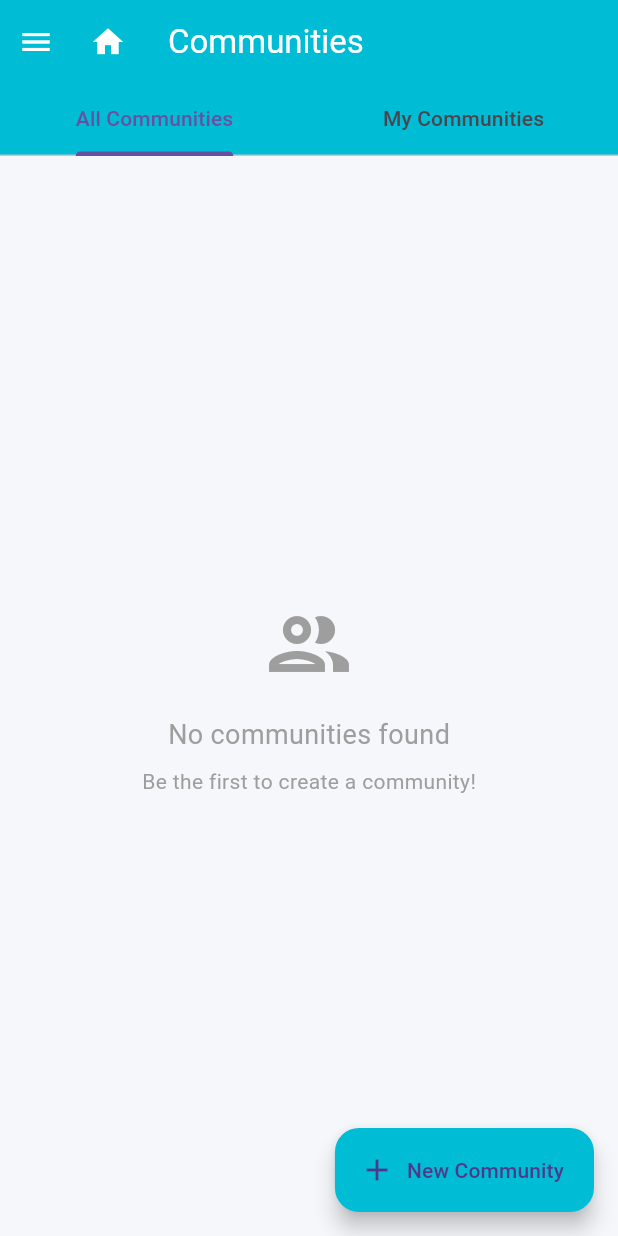
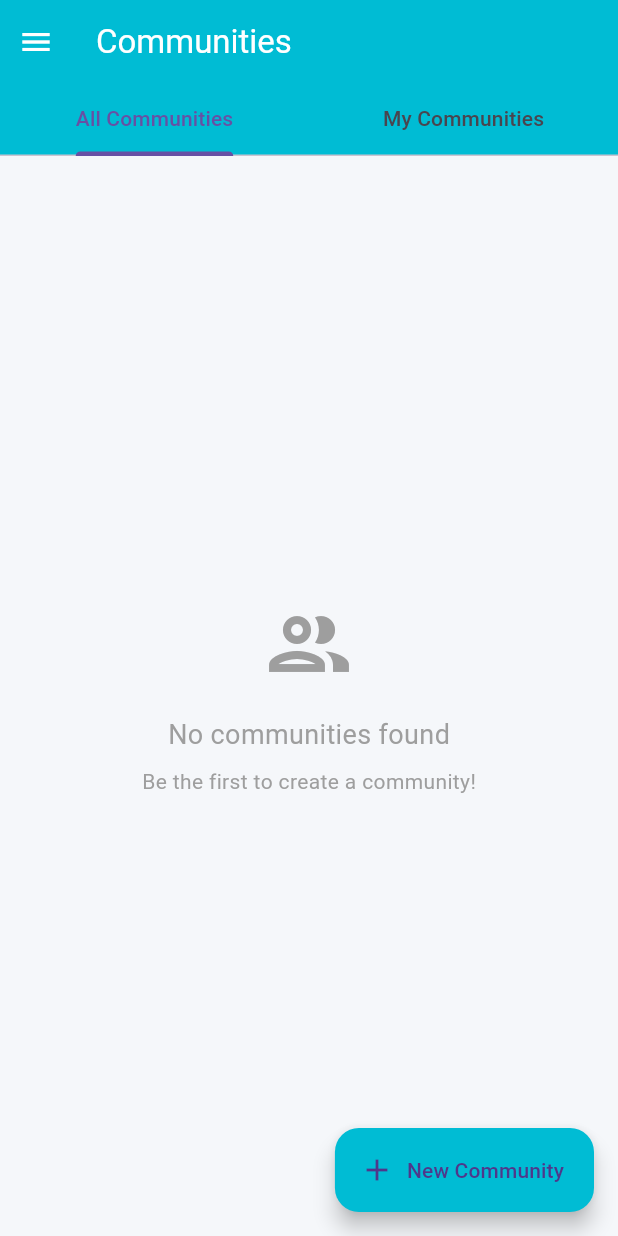
Before and after one commit to NsengaNigel/peer-support_app, a Flutter app: the screen it shows once a user with an empty profile is signed in, item 2 of the bottom bar chosen, after a tap on the "menu" icon, after a tap on "Communities", on a phone screen of 412 x 824 dp. Run offline on Flutter 3.47's test engine with Material 3 defaults, Android fonts, the phone set to English and light mode, and no system bars; our stand-ins replace cloud_firestore, firebase_auth, firebase_core, timeago; accounts and stored records are empty.

Commit message:
This commit shows the codes that were changed to facilitate the use of the hamburger menu across different pages

```diff
--- a/lib/screens/chat/chat_list_screen.dart
+++ b/lib/screens/chat/chat_list_screen.dart
@@ -5,6 +5,7 @@ import '../../services/chat_service.dart';
 import '../../widgets/home_return_arrow.dart';
 import 'chat_screen.dart';
 import 'user_search_screen.dart';
+import '../../navigation/app_drawer.dart';
 
 class ChatListScreen extends StatefulWidget {
   const ChatListScreen({super.key});
@@ -20,10 +21,17 @@ class _ChatListScreenState extends State<ChatListScreen> {
   @override
   Widget build(BuildContext context) {
     return Scaffold(
-      appBar: HomeReturnAppBar(
-        title: 'Chats',
-        backgroundColor: const Color(0xFF26A69A), // Teal color
+      drawer: AppDrawer(),
+      appBar: AppBar(
+        backgroundColor: const Color(0xFF26A69A),
         foregroundColor: Colors.white,
+        leading: Builder(
+          builder: (context) => IconButton(
+            icon: Icon(Icons.menu),
+            onPressed: () => Scaffold.of(context).openDrawer(),
+          ),
+        ),
+        title: const Text('Chats'),
         actions: [
           StreamBuilder<List<ChatConversation>>(
             stream: _chatService.getConversationsStream(),
--- a/lib/screens/communities_screen.dart
+++ b/lib/screens/communities_screen.dart
@@ -310,6 +310,7 @@ class _CommunitiesScreenState extends State<CommunitiesScreen> with SingleTicker
         title: 'Communities',
         backgroundColor: Color(0xFF00BCD4),
         foregroundColor: Colors.white,
+        showHomeButton: false, // Only show hamburger menu
         bottom: TabBar(
           controller: _tabController,
           tabs: const [
--- a/lib/screens/home_screen.dart
+++ b/lib/screens/home_screen.dart
@@ -176,47 +176,7 @@ class _HomeScreenState extends State<HomeScreen> {
 
                   SizedBox(height: 20),
 
-                  // Navigation icons
-                  Padding(
-                    padding: EdgeInsets.symmetric(horizontal: 16),
-                    child: Row(
-                      mainAxisAlignment: MainAxisAlignment.spaceAround,
-                      children: [
-                        _buildNavItem(
-                          icon: Icons.groups,
-                          label: 'Communities',
-                          onTap: () => Navigator.push(
-                            context,
-                            MaterialPageRoute(builder: (context) => CommunitiesScreen()),
-                          ),
-                        ),
-                        _buildNavItem(
-                          icon: Icons.post_add,
-                          label: 'Post',
-                          onTap: () => Navigator.push(
-                            context,
-                            MaterialPageRoute(builder: (context) => CreatePostScreen()),
-                          ),
-                        ),
-                        _buildNavItem(
-                          icon: Icons.chat_bubble_outline,
-                          label: 'Chats',
-                          onTap: () => Navigator.push(
-                            context,
-                            MaterialPageRoute(builder: (context) => ChatListScreen()),
-                          ),
-                        ),
-                        _buildNavItem(
-                          icon: Icons.person,
-                          label: 'Profile',
-                          onTap: () => Navigator.push(
-                            context,
-                            MaterialPageRoute(builder: (context) => ProfileScreen()),
-                          ),
-                        ),
-                      ],
-                    ),
-                  ),
+                  // Navigation icons section removed since it's redundant with bottom navigation
 
                   SizedBox(height: 20),
                 ],
@@ -364,42 +324,6 @@ class _HomeScreenState extends State<HomeScreen> {
     );
   }
 
-  Widget _buildNavItem({
-    required IconData icon,
-    required String label,
-    required VoidCallback onTap,
-  }) {
-    return GestureDetector(
-      onTap: onTap,
-      child: Column(
-        children: [
-          Container(
-            width: 50,
-            height: 50,
-            decoration: BoxDecoration(
-              shape: BoxShape.circle,
-              color: Colors.white.withOpacity(0.2),
-            ),
-            child: Icon(
-              icon,
-              color: Colors.white,
-              size: 24,
-            ),
-          ),
-          SizedBox(height: 8),
-          Text(
-            label,
-            style: TextStyle(
-              color: Colors.white,
-              fontSize: 12,
-              fontWeight: FontWeight.w500,
-            ),
-          ),
-        ],
-      ),
-    );
-  }
-
   Widget _buildSectionHeader(String title, VoidCallback onSeeAll) {
     return Padding(
       padding: EdgeInsets.symmetric(horizontal: 16, vertical: 16),
--- a/lib/screens/profile_screen.dart
+++ b/lib/screens/profile_screen.dart
@@ -187,8 +187,23 @@ class _ProfileScreenState extends State<ProfileScreen> with SingleTickerProvider
   }
 
   Widget _buildCommunitiesList() {
-    if (_userCommunities.isEmpty) {
-      return Center(
+    return Column(
+      children: [
+        if (_userCommunities.isNotEmpty)
+          Padding(
+            padding: const EdgeInsets.only(top: 8, right: 16),
+            child: Align(
+              alignment: Alignment.centerRight,
+              child: IconButton(
+                icon: Icon(Icons.refresh, color: Color(0xFF00BCD4)),
+                tooltip: 'Refresh',
+                onPressed: _loadUserData,
+              ),
+            ),
+          ),
+        Expanded(
+          child: _userCommunities.isEmpty
+              ? Center(
                   child: Column(
                     mainAxisAlignment: MainAxisAlignment.center,
                     children: [
@@ -200,15 +215,12 @@ class _ProfileScreenState extends State<ProfileScreen> with SingleTickerProvider
                       ),
                     ],
                   ),
-      );
-    }
-
-    return ListView.builder(
+                )
+              : ListView.builder(
                   itemCount: _userCommunities.length,
                   itemBuilder: (context, index) {
                     final community = _userCommunities[index];
                     final communityData = community.data() as Map<String, dynamic>;
-
                     return Card(
                       margin: EdgeInsets.all(10),
                       shape: RoundedRectangleBorder(
@@ -219,24 +231,23 @@ class _ProfileScreenState extends State<ProfileScreen> with SingleTickerProvider
                         leading: Icon(Icons.group, color: Color(0xFF00BCD4)),
                         title: Text(
                           communityData['name'] ?? 'Unnamed Community',
-              style: TextStyle(
-                fontWeight: FontWeight.bold,
+                          style: TextStyle(fontWeight: FontWeight.bold),
                         ),
-            ),
-            subtitle: Text(
-              '${communityData['memberCount'] ?? 0} members',
-            ),
+                        subtitle: Text('${communityData['memberCount'] ?? 0} members'),
                         trailing: Icon(Icons.arrow_forward_ios),
                         onTap: () {
                           Navigator.pushNamed(
                             context,
                             '/community_detail',
                             arguments: community.id,
-              );
+                          ).then((_) => _loadUserData());
                         },
                       ),
                     );
                   },
+                ),
+        ),
+      ],
     );
   }
 
```
Also changed, not shown: lib/screens/post/create_post_screen.dart (+12 -2 lines), lib/screens/search_screen.dart (+7 -7 lines), lib/widgets/post_card.dart (+15 -28 lines). Lines whose indentation alone changed are shown as unchanged.
